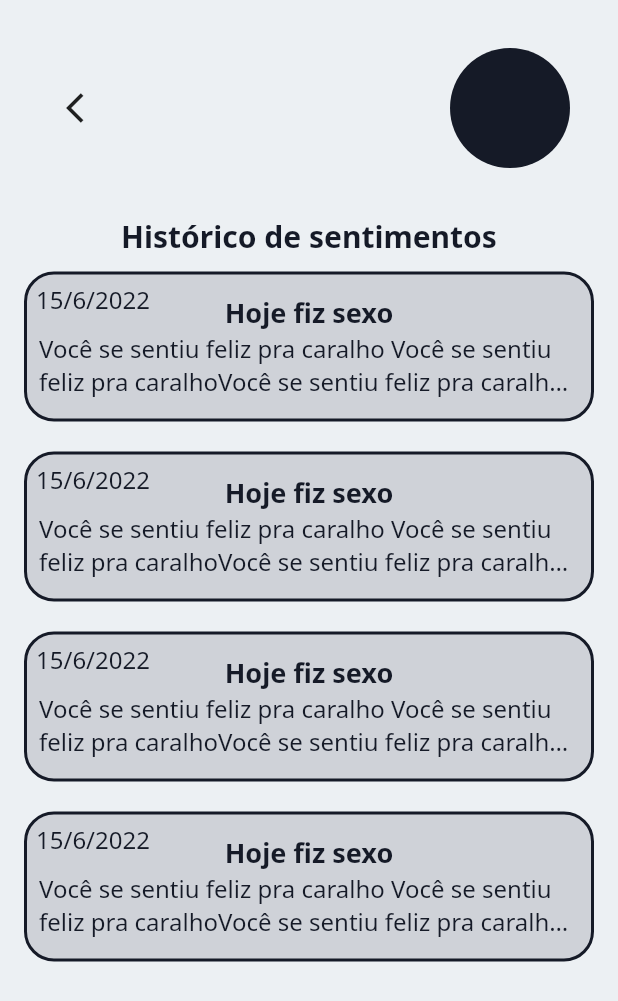
After one commit to GabrielGodoy01/projeto_aplicativos_hibridos, a Flutter app: the UserPage screen opened by its route, on a phone screen of 412 x 824 dp. The commit adds this screen. Shown: the top 1001 px of the screen. Run offline on Flutter 3.47's test engine with Material 2 defaults, Android fonts, the phone set to English and light mode, and no system bars; our stand-ins replace dio, flutter_mobx, get, get_it, google_fonts, mobx; generated files the repository leaves out were written again.

Commit message:
user start

```diff
--- a/front_app/lib/app/app_widget.dart
+++ b/front_app/lib/app/app_widget.dart
@@ -3,6 +3,7 @@ import 'package:flutter/material.dart';
 import 'package:flutter_localizations/flutter_localizations.dart';
 import 'package:front_app/app/modules/home/home_page.dart';
 import 'package:front_app/app/modules/login/login_page.dart';
+import 'package:front_app/app/modules/user/user_page.dart';
 import 'package:front_app/app/shared/themes/app_colors.dart';
 import 'package:front_app/app/shared/themes/app_text_styles.dart';
 import 'package:get/get.dart';
@@ -43,6 +44,7 @@ class AppWidget extends StatelessWidget {
       getPages: [
         GetPage(name: '/login', page: () => const LoginPage()),
         GetPage(name: '/home', page: () => const HomePage()),
+        GetPage(name: '/home/user', page: () => const UserPage()),
       ],
     );
   }
--- a/front_app/lib/app/injection_container.dart
+++ b/front_app/lib/app/injection_container.dart
@@ -5,6 +5,7 @@ import 'package:front_app/app/modules/auth/infra/datasource/auth_datasource_inte
 import 'package:front_app/app/modules/auth/infra/repositories/auth_repository_mock.dart';
 import 'package:front_app/app/modules/auth/presenter/controllers/auth_controller.dart';
 import 'package:front_app/app/modules/login/login_controller.dart';
+import 'package:front_app/app/modules/user/user_controller.dart';
 import 'package:get_it/get_it.dart';
 
 import 'modules/home/home_controller.dart';
@@ -29,4 +30,7 @@ Future<void> init() async {
 
   //home
   serviceLocator.registerLazySingleton<HomeController>(() => HomeController());
+
+  //user
+  serviceLocator.registerLazySingleton<UserController>(() => UserController());
 }
--- a/front_app/lib/app/modules/home/home_page.dart
+++ b/front_app/lib/app/modules/home/home_page.dart
@@ -3,6 +3,7 @@ import 'package:flutter_mobx/flutter_mobx.dart';
 import 'package:front_app/app/modules/home/widgets/feelling_card.dart';
 import 'package:front_app/app/modules/home/widgets/user_appbar.dart';
 import 'package:front_app/app/shared/themes/app_colors.dart';
+import 'package:get/get.dart';
 
 import '../../injection_container.dart';
 import '../../shared/widgets/custom_button.dart';
@@ -21,20 +22,27 @@ class _HomePageState extends State<HomePage> {
     var controller = serviceLocator<HomeController>();
     return Scaffold(
       body: Column(
-        mainAxisAlignment: MainAxisAlignment.spaceAround,
         children: [
-          Row(
-            mainAxisAlignment: MainAxisAlignment.spaceAround,
+          Padding(
+            padding: const EdgeInsets.symmetric(vertical: 32, horizontal: 32),
+            child: Row(
+              mainAxisAlignment: MainAxisAlignment.spaceBetween,
               children: [
                 const UserAppbar(username: 'Gabriel'),
-              ClipOval(
+                GestureDetector(
+                  onTap: () {
+                    Get.toNamed('/home/user');
+                  },
+                  child: ClipOval(
                     child: Container(
                       color: AppColors.black,
                       height: 80,
                       width: 80,
                     ),
+                  ),
                 )
               ],
+            ),
           ),
           Padding(
             padding: const EdgeInsets.symmetric(horizontal: 16),
--- /dev/null
+++ b/front_app/lib/app/modules/user/user_controller.dart
@@ -0,0 +1,37 @@
+import 'package:mobx/mobx.dart';
+
+import '../../shared/model/feeling_historic_model.dart';
+
+part 'user_controller.g.dart';
+
+class UserController = _UserController with _$UserController;
+
+abstract class _UserController with Store {
+  @observable
+  List<FeelingHistoricModel> list = [
+    FeelingHistoricModel(
+      title: 'Hoje fiz sexo',
+      description:
+          'Você se sentiu feliz pra caralho Você se sentiu feliz pra caralhoVocê se sentiu feliz pra caralhoVocê se sentiu feliz pra caralhoVocê se sentiu feliz pra caralhoVocê se sentiu feliz pra caralhoVocê se sentiu feliz pra caralho',
+      date: DateTime.now(),
+    ),
+    FeelingHistoricModel(
+      title: 'Hoje fiz sexo',
+      description:
+          'Você se sentiu feliz pra caralho Você se sentiu feliz pra caralhoVocê se sentiu feliz pra caralhoVocê se sentiu feliz pra caralhoVocê se sentiu feliz pra caralhoVocê se sentiu feliz pra caralhoVocê se sentiu feliz pra caralho',
+      date: DateTime.now(),
+    ),
+    FeelingHistoricModel(
+      title: 'Hoje fiz sexo',
+      description:
+          'Você se sentiu feliz pra caralho Você se sentiu feliz pra caralhoVocê se sentiu feliz pra caralhoVocê se sentiu feliz pra caralhoVocê se sentiu feliz pra caralhoVocê se sentiu feliz pra caralhoVocê se sentiu feliz pra caralho',
+      date: DateTime.now(),
+    ),
+    FeelingHistoricModel(
+      title: 'Hoje fiz sexo',
+      description:
+          'Você se sentiu feliz pra caralho Você se sentiu feliz pra caralhoVocê se sentiu feliz pra caralhoVocê se sentiu feliz pra caralhoVocê se sentiu feliz pra caralhoVocê se sentiu feliz pra caralhoVocê se sentiu feliz pra caralho',
+      date: DateTime.now(),
+    ),
+  ];
+}
--- /dev/null
+++ b/front_app/lib/app/modules/user/user_page.dart
@@ -0,0 +1,70 @@
+import 'package:flutter/material.dart';
+import 'package:front_app/app/modules/user/user_controller.dart';
+import 'package:front_app/app/modules/user/widgets/historic_card_widget.dart';
+import 'package:get/get.dart';
+
+import '../../injection_container.dart';
+import '../../shared/themes/app_colors.dart';
+
+class UserPage extends StatefulWidget {
+  const UserPage({Key? key}) : super(key: key);
+
+  @override
+  State<UserPage> createState() => _UserPageState();
+}
+
+class _UserPageState extends State<UserPage> {
+  @override
+  Widget build(BuildContext context) {
+    var controller = serviceLocator<UserController>();
+
+    return Scaffold(
+      body: Column(
+        children: [
+          Padding(
+            padding: const EdgeInsets.symmetric(vertical: 32, horizontal: 32),
+            child: Row(
+              mainAxisAlignment: MainAxisAlignment.spaceBetween,
+              children: [
+                IconButton(
+                    padding: EdgeInsets.zero,
+                    onPressed: () {
+                      Get.back();
+                    },
+                    icon: const Icon(
+                      Icons.arrow_back_ios,
+                    )),
+                GestureDetector(
+                  onTap: () {},
+                  child: ClipOval(
+                    child: Container(
+                      color: AppColors.black,
+                      height: 80,
+                      width: 80,
+                    ),
+                  ),
+                )
+              ],
+            ),
+          ),
+          const Text('Histórico de sentimentos'),
+          Flexible(
+            child: ListView.builder(
+              itemCount: controller.list.length,
+              itemBuilder: (builder, index) {
+                return Padding(
+                  padding: const EdgeInsets.symmetric(vertical: 10),
+                  child: HistoricCardWidget(
+                    title: controller.list[index].title,
+                    date: controller.list[index].date,
+                    description: controller.list[index].description,
+                  ),
+                );
+              },
+            ),
+          )
+        ],
+      ),
+    );
+  }
+}
--- /dev/null
+++ b/front_app/lib/app/modules/user/widgets/historic_card_widget.dart
@@ -0,0 +1,58 @@
+import 'package:flutter/material.dart';
+import 'package:front_app/app/shared/themes/app_colors.dart';
+import 'package:front_app/app/shared/themes/app_text_styles.dart';
+
+class HistoricCardWidget extends StatelessWidget {
+  final String title;
+  final DateTime date;
+  final String description;
+  const HistoricCardWidget(
+      {Key? key,
+      required this.title,
+      required this.date,
+      required this.description})
+      : super(key: key);
+
+  @override
+  Widget build(BuildContext context) {
+    return Padding(
+      padding: const EdgeInsets.symmetric(horizontal: 16),
+      child: Stack(
+        children: [
+          Container(
+            height: 100,
+            width: double.infinity,
+            decoration: BoxDecoration(
+                color: AppColors.card,
+                borderRadius: BorderRadius.circular(20),
+                border: Border.all(color: AppColors.black, width: 2)),
+            child: Padding(
+              padding: const EdgeInsets.symmetric(horizontal: 8.0),
+              child: Column(
+                  mainAxisAlignment: MainAxisAlignment.center,
+                  children: [
+                    Text(
+                      title,
+                      style: AppTextStyles.titleH2,
+                    ),
+                    Text(
+                      description,
+                      style: AppTextStyles.cardH3,
+                      overflow: TextOverflow.ellipsis,
+                      maxLines: 2,
+                    ),
+                  ]),
+            ),
+          ),
+          Positioned(
+              top: 8,
+              left: 8,
+              child: Text(
+                '${date.toUtc().day}/${date.toUtc().month}/${date.toUtc().year}',
+                style: AppTextStyles.cardH3,
+              ))
+        ],
+      ),
+    );
+  }
+}
--- /dev/null
+++ b/front_app/lib/app/shared/model/feeling_historic_model.dart
@@ -0,0 +1,8 @@
+class FeelingHistoricModel {
+  final String title;
+  final DateTime date;
+  final String description;
+
+  FeelingHistoricModel(
+      {required this.title, required this.date, required this.description});
+}
--- a/front_app/lib/app/shared/themes/app_colors.dart
+++ b/front_app/lib/app/shared/themes/app_colors.dart
@@ -3,8 +3,8 @@ import 'package:flutter/material.dart';
 class AppColors {
   static const black = Color(0xFF151A27);
   static const darkGrey = Color(0xFF494950);
-  static const card = Color.fromARGB(255, 167, 178, 194);
-  static const cardClicked = Color.fromARGB(255, 176, 182, 192);
+  static const card = Color(0xFFCFD2D8);
+  static const cardClicked = Color(0xFF919293);
   static const background = Color(0xFFECF0F3);
   static const white = Colors.white;
 
```
Also changed, not shown: front_app/lib/app/modules/user/user_controller.g.dart (added). Lines whose indentation alone changed are shown as unchanged.
